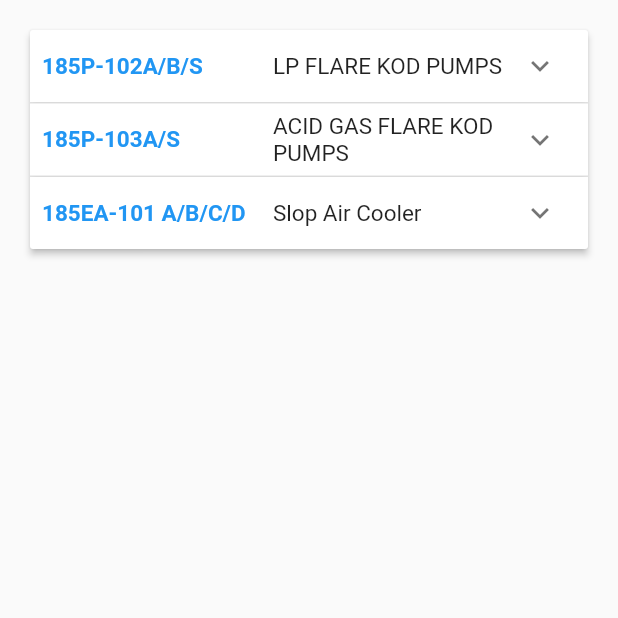
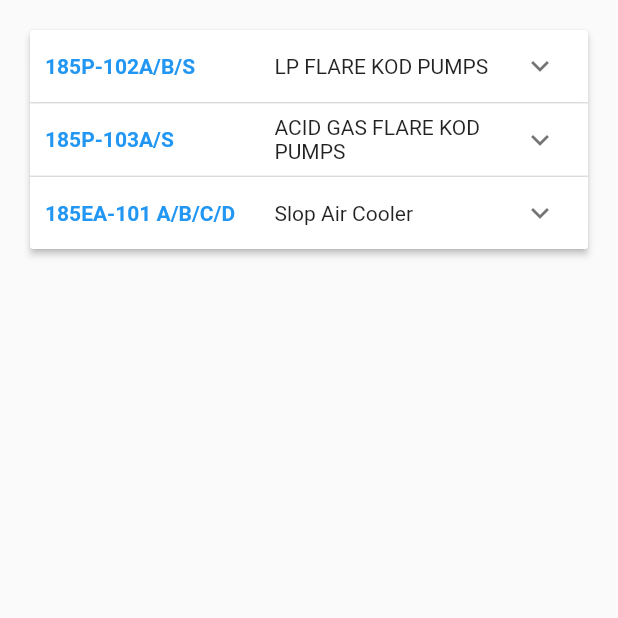
Before and after one commit to mbariya/Plant_Details_Flutter_App, a Flutter app: the DriveFlare screen opened directly, on a phone screen of 412 x 824 dp, the top half of it. Run offline on Flutter 3.47's test engine with Material 2 defaults, Android fonts, the phone set to English and light mode, and no system bars; our stand-ins replace dynamic_theme.

Commit message:
Expandable Panel UI changed to Table UI

```diff
--- a/lib/Flare/DriveFlare.dart
+++ b/lib/Flare/DriveFlare.dart
@@ -40,81 +40,92 @@ class _DriveFlareState extends State<DriveFlare> {
                   isExpanded: item.isExpanded,
                   headerBuilder: (BuildContext context, bool isExpanded){
                     return new Container(
-                      padding: const EdgeInsets.only(left: 8.0),
-                      child: new Row(
-                        crossAxisAlignment: CrossAxisAlignment.center,
+                      padding: const EdgeInsets.only(left: 10.0),
+                      child: Column(
+                        mainAxisAlignment: MainAxisAlignment.center,
                         children: <Widget>[
-                          new Expanded(
-
-                            child: Text(item.tag, style: new TextStyle(fontSize: 15.0, fontWeight: FontWeight.bold,color: Colors.blue),),
+                          new Table(
+                            defaultVerticalAlignment: TableCellVerticalAlignment.middle,
+                            children: [
+                              new TableRow(
+                                children: [
+                                  new Container(
+                                    //padding: new EdgeInsets.all(10.0),
+                                    child: Text(item.tag, style: TextStyle(fontWeight: FontWeight.bold,color: Colors.blue),),
                                   ),
-                          new Expanded(
-                            child: Text(item.details, style: new TextStyle(fontSize: 15.0,)),
+                                  new Container(
+                                    //padding: new EdgeInsets.all(10.0),
+                                    child: Text(item.details,),
+                                  ),
+                                ],
+                              ),
+                            ],
                           ),
                         ],
                       ),
                     );
                   },
-                  body: new Container(
-                    padding: const EdgeInsets.only(left: 40.0, bottom: 10.0),
-                    child: new Column(
+
+                  body: Container(
+                    margin: new EdgeInsets.only(left: 10.0, right: 10.0, bottom: 10.0),
+                    child: Column(
+                      mainAxisAlignment: MainAxisAlignment.center,
                       children: <Widget>[
-                        new Row(
-                          children: <Widget>[
-                            new Expanded(
-                              child: new Container(
+                        new Table(
+                          defaultVerticalAlignment: TableCellVerticalAlignment.middle,
+                          border: TableBorder(
+                            //top: BorderSide(width: 0.1),
+                            //bottom: BorderSide(width: 0.1),
+                            horizontalInside: BorderSide(width: 0.1),
+                          ),
+                          children: [
+                            new TableRow(
+                              children: [
+                                new Container(
+                                  padding: new EdgeInsets.all(10.0),
                                   child: new Text('Capacity:', style: TextStyle( color: Colors.redAccent, fontWeight: FontWeight.bold,), ),
                                 ),
-                            ),
-                            new Expanded(
-                              child: new Container(
+                                new Container(
+                                  padding: new EdgeInsets.all(10.0),
                                   child: new Text(item.capacity),
-                              ),
                                 ),
                               ],
                             ),
-                        new Divider(),
-                        new Row(
-                          children: <Widget>[
-                            new Expanded(
-                              child: new Container(
+                            new TableRow(
+                              children: [
+                                new Container(
+                                  padding: new EdgeInsets.all(10.0),
                                   child: new Text('Power:', style: TextStyle( color: Colors.redAccent, fontWeight: FontWeight.bold,),),
                                 ),
-                            ),
-                            new Expanded(
-                              child: new Container(
+                                new Container(
+                                  padding: new EdgeInsets.all(10.0),
                                   child: new Text(item.power),
-                              ),
                                 ),
                               ],
                             ),
-                        new Divider(),
-                        new Row(
-                          children: <Widget>[
-                            new Expanded(
-                              child: new Container(
+                            new TableRow(
+                              children: [
+                                new Container(
+                                  padding: new EdgeInsets.all(10.0),
                                   child: new Text('FLC:', style: TextStyle( color: Colors.redAccent, fontWeight: FontWeight.bold,),),
                                 ),
-                            ),
-                            new Expanded(
-                              child: new Container(
+                                new Container(
+                                  padding: new EdgeInsets.all(10.0),
                                   child: new Text(item.flc),
-                              ),
                                 ),
                               ],
                             ),
-                        new Divider(),
-                        new Row(
-                          children: <Widget>[
-                            new Expanded(
-                              child: new Container(
+                            new TableRow(
+                              children: [
+                                new Container(
+                                  padding: new EdgeInsets.all(10.0),
                                   child: new Text('Head:', style: TextStyle( color: Colors.redAccent, fontWeight: FontWeight.bold,),),
                                 ),
-                            ),
-                            new Expanded(
-                              child: new Container(
+                                new Container(
+                                  padding: new EdgeInsets.all(10.0),
                                   child: new Text(item.head),
                                 ),
+                              ],
                             ),
                           ],
                         ),
```
Lines whose indentation alone changed are shown as unchanged.
